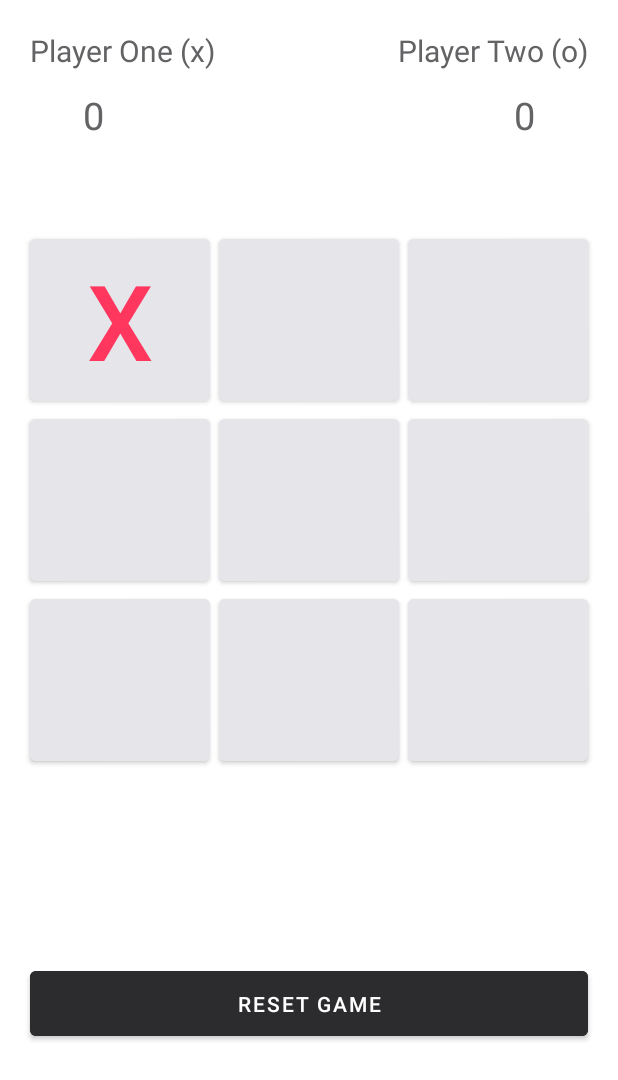
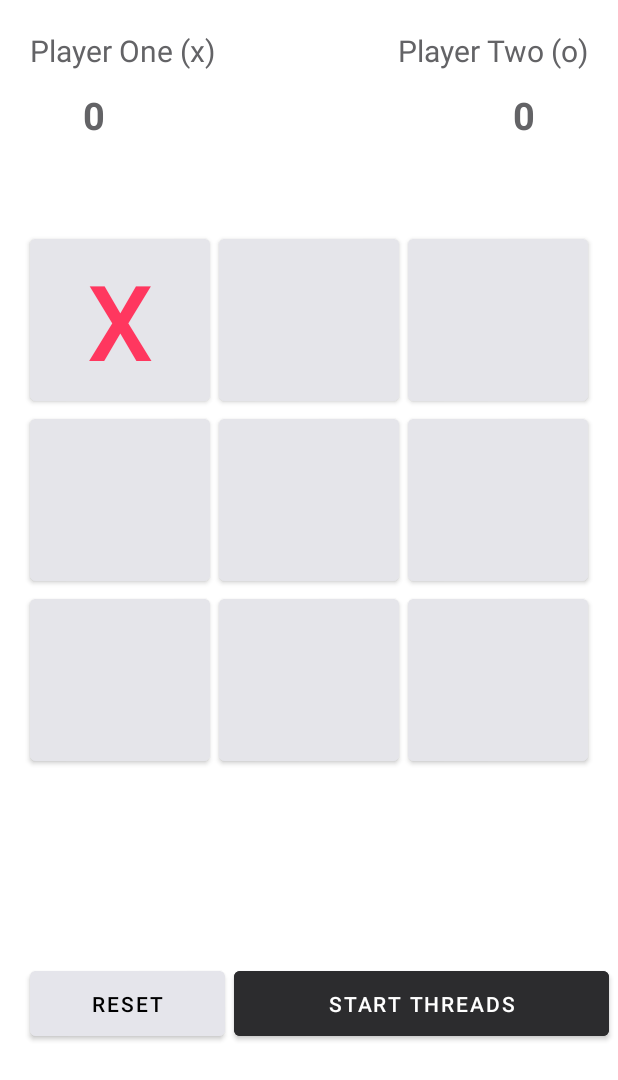
Before and after one commit to jacobdiaz/CS478-Project4, an Android app: the screen it shows after launch (MainActivity), after a tap on an icon or button, on a phone screen of 412 x 824 dp. Shown: the top 1080 px of the screen. Run offline under Robolectric (Android 15) with nearby library versions, the phone set to English and light mode, and no system bars.

Commit message:
Implemented working threads to logcat

```diff
--- a/app/src/main/java/com/jdiaz88/project4/MainActivity.java
+++ b/app/src/main/java/com/jdiaz88/project4/MainActivity.java
@@ -4,19 +4,24 @@ import androidx.appcompat.app.AppCompatActivity;
 
 import android.graphics.Color;
 import android.os.Bundle;
+import android.os.Handler;
+import android.os.Looper;
 import android.util.Log;
 import android.view.View;
 import android.widget.Button;
 import android.widget.TextView;
 import android.widget.Toast;
+// Resources: https://stackoverflow.com/questions/17472572/execute-two-threads-which-wait-one-for-the-other-while-main-thread-continues
+// https://stackoverflow.com/questions/15530484/how-to-switch-between-two-thread-back-and-forth
 
 public class MainActivity extends AppCompatActivity implements View.OnClickListener {
 
+    private final Handler ticHandler = new Handler(Looper.myLooper());
     private int playerOneScoreCount, playerTwoScoreCount, roundCount;
     private TextView playerOneScoreTv, playerTwoScoreTv, playerWinningTv;
     private final Button[] cells = new Button[9];
-    private Button resetGameBtn;
-    boolean isRunning;
+    private Button resetGameBtn, runThreadBtn;
+    boolean isRunning, isThreadGame; // Is thread game describes if it is a game against threads or a game against players
     boolean activePlayer; // player1 = 0 : player2 = 1
 
     // GameState -> (Player 1 = 0) (Player 2 = 1) (empty = 2)
@@ -42,9 +47,9 @@ public class MainActivity extends AppCompatActivity implements View.OnClickListe
         playerTwoScoreTv = (TextView) findViewById(R.id.playerTwoScore);
         playerWinningTv = (TextView) findViewById(R.id.playerWinning);
         resetGameBtn = (Button) findViewById(R.id.btn_ResetGame);
-
+        runThreadBtn = (Button) findViewById(R.id.btn_StartThreads);
         resetGameBtn.setOnClickListener(this::onResetBtnClicked);
-
+        runThreadBtn.setOnClickListener(this::onRunThreadBtnClicked);
         // Initialize Grid Cells
         initGrid();
 
@@ -54,21 +59,76 @@ public class MainActivity extends AppCompatActivity implements View.OnClickListe
         playerOneScoreCount = 0;
         playerTwoScoreCount = 0;
         isRunning = true;
+        isThreadGame = false; // Your able to play the game if you dont click run threads
         activePlayer = true;
         roundCount = 0;
     }
 
 
+// Game Logic and UI
 
 
     // Reset the game board
     public void onResetBtnClicked(View v) {
-        roundCount = 0;
-        activePlayer = true;
-        isRunning = true;
-        for (int i = 0; i < cells.length; i++) {
-            gameState[i] = 2;
-            cells[i].setText("");
+        resetGame();
+    }
+
+    public void onRunThreadBtnClicked(View v) {
+        Thread t1 = new Thread(new ThreadOne());
+        Thread t2 = new Thread(new ThreadTwo());
+        t1.start();
+        t2.start();
+    }
+
+    public synchronized void incrementCount() {
+        roundCount++;
+    }
+
+    public static class GlobalClass {
+        public static boolean isThread1done = false;
+        public static boolean isThread2done = false;
+    }
+
+    public class ThreadOne implements Runnable {
+        public void methodAandB() {
+                for (int i = 0; i < 5; i++) {
+                    while (GlobalClass.isThread1done) {
+                        //Do something
+                    }
+                    if (roundCount != 9) {
+                        waitSeconds(1);
+                        Log.i("test", "Thread (1): Inc round: " + roundCount);
+                        incrementCount();
+                    GlobalClass.isThread1done = true;
+                    GlobalClass.isThread2done = false;
+                }
+            }
+        }
+        @Override
+        public void run() {
+            methodAandB();
+        }
+    }
+
+    public class ThreadTwo implements Runnable {
+        public void methodAorB() {
+                for (int i = 0; i < 5; i++) {
+                    while (GlobalClass.isThread2done) {
+                        // Do Something
+                    }
+                    if (roundCount != 9) {
+                        waitSeconds(1);
+                        Log.i("test", "Thread (2): Inc round: " + roundCount);
+                        incrementCount();
+                        GlobalClass.isThread2done = true;
+                        GlobalClass.isThread1done = false;
+                    }
+                }
+        }
+
+        @Override
+        public void run() {
+            methodAorB();
         }
     }
 
@@ -76,7 +136,7 @@ public class MainActivity extends AppCompatActivity implements View.OnClickListe
     @Override
     public void onClick(View v) {
         Button currentCell = (Button) v;
-        while (isRunning) {
+        while (isRunning && !isThreadGame) { // While playable and not a thread game
             // If the cell has already been clicked -> return
             if (!((Button) v).getText().toString().equals("")) {
                 return;
@@ -107,14 +167,13 @@ public class MainActivity extends AppCompatActivity implements View.OnClickListe
             }
 
             // If tie
-            if (roundCount == cells.length) {
+            else if (roundCount == cells.length) {
                 playerWinningTv.setText("Tie!");
             }
-
         }
     }
 
-    // initalize the grid
+    // Populate cells array and set listeners
     public void initGrid() {
         for (int i = 0; i < cells.length; i++) {
             String cellID = "cell_" + i;
@@ -137,10 +196,10 @@ public class MainActivity extends AppCompatActivity implements View.OnClickListe
                     gameState[winningPosition[0]] != 2) {
                 result = true;
                 updateScores();
-                isRunning=false;
+                isRunning = false;
             }
         }
-        logBoard();
+//        logBoard();
 
         return result;
     }
@@ -163,6 +222,18 @@ public class MainActivity extends AppCompatActivity implements View.OnClickListe
         }
     }
 
+    // Reset the board
+    public void resetGame() {
+        roundCount = 0;
+        activePlayer = true;
+        isRunning = true;
+        playerWinningTv.setText("");
+        for (int i = 0; i < cells.length; i++) {
+            gameState[i] = 2;
+            cells[i].setText("");
+        }
+    }
+
     // Helper functions
     public void logBoard() {
         String result = "\n";
@@ -178,4 +249,20 @@ public class MainActivity extends AppCompatActivity implements View.OnClickListe
         }
         Log.i("test", "Board:\n\n" + result);
     }
+
+    public void waitSeconds(long secondsToWait) {
+        try {
+            Thread.sleep(secondsToWait * 1000);
+        } catch (Exception e) {
+            e.printStackTrace();
+        }
+    }
+
 }
+
+// 0 1 2 3 4 5 6 7 8 Picks(4)
+// 0 1 2 3 5 6 7 8 Picks(3)
+// 0 1 2 5 6 7 8 Picks (2)
+// 0 1 5 6 7 8 Picks(8)
+// 0 1 5 6 7 Picks(0)
+// 1 5 6 7
--- a/app/src/main/res/layout/activity_main.xml
+++ b/app/src/main/res/layout/activity_main.xml
@@ -26,6 +26,7 @@
         android:layout_width="wrap_content"
         android:layout_height="wrap_content"
         android:textColor="#636366"
+        android:textStyle="bold"
         android:layout_marginTop="12dp"
         android:text="0"
         android:textSize="25dp"
@@ -50,6 +51,7 @@
         android:layout_height="wrap_content"
         android:textColor="#636366"
         android:layout_marginTop="12dp"
+        android:textStyle="bold"
         android:text="0"
         android:textSize="25dp"
         android:layout_marginRight="35dp"
@@ -182,14 +184,26 @@
         <!-- Reset Game Btn-->
     <Button
         android:id="@+id/btn_ResetGame"
-        android:layout_width="match_parent"
+        android:layout_width="130dp"
         android:layout_height="55dp"
         android:layout_margin="20dp"
+        android:backgroundTint="#e5e5eb"
+        android:text="Reset"
+        android:textColor="@color/black"
+        app:layout_constraintBottom_toBottomOf="parent"
+        app:layout_constraintStart_toStartOf="parent"
+        app:layout_constraintTop_toBottomOf="@+id/cell_7" />
+
+    <Button
+        android:id="@+id/btn_StartThreads"
+        android:layout_width="250dp"
+        android:layout_height="55dp"
+        android:layout_margin="20dp"
+        android:text="Start Threads"
         android:backgroundTint="#2c2c2e"
-        android:textColor="@color/white"
-        android:text="Reset Game"
         app:layout_constraintBottom_toBottomOf="parent"
-        app:layout_constraintTop_toBottomOf="@+id/cell_7"
-        tools:layout_editor_absoluteX="20dp" />
+        app:layout_constraintEnd_toEndOf="parent"
+        app:layout_constraintStart_toEndOf="@+id/btn_ResetGame"
+        app:layout_constraintTop_toBottomOf="@+id/cell_7" />
 
 </androidx.constraintlayout.widget.ConstraintLayout>
```
